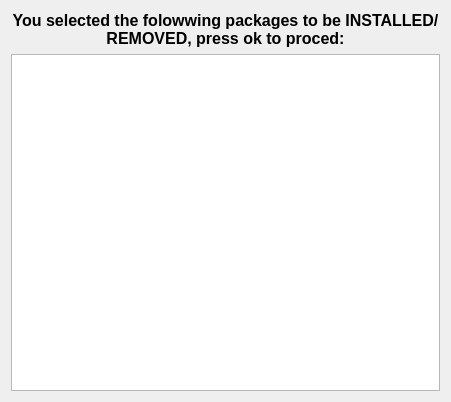
The window that gui/ui/AddRm/PkReviewChanges.ui (freedesktop-unofficial-mirror/packagekit__PackageKit-Qt) describes before a commit, drawn with Qt 5.
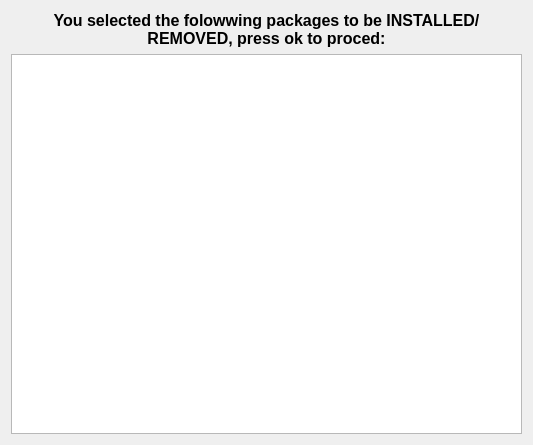
The same window after the commit.

Commit message: now it's possible to install/remove packages, but there is a bug when you hide the transaction ui

```diff
--- a/gui/ui/AddRm/PkReviewChanges.ui
+++ b/gui/ui/AddRm/PkReviewChanges.ui
@@ -5,8 +5,8 @@
    <rect>
     <x>0</x>
     <y>0</y>
-    <width>451</width>
-    <height>402</height>
+    <width>533</width>
+    <height>445</height>
    </rect>
   </property>
   <property name="windowTitle" >
```
The commit also changes 7 other files.
